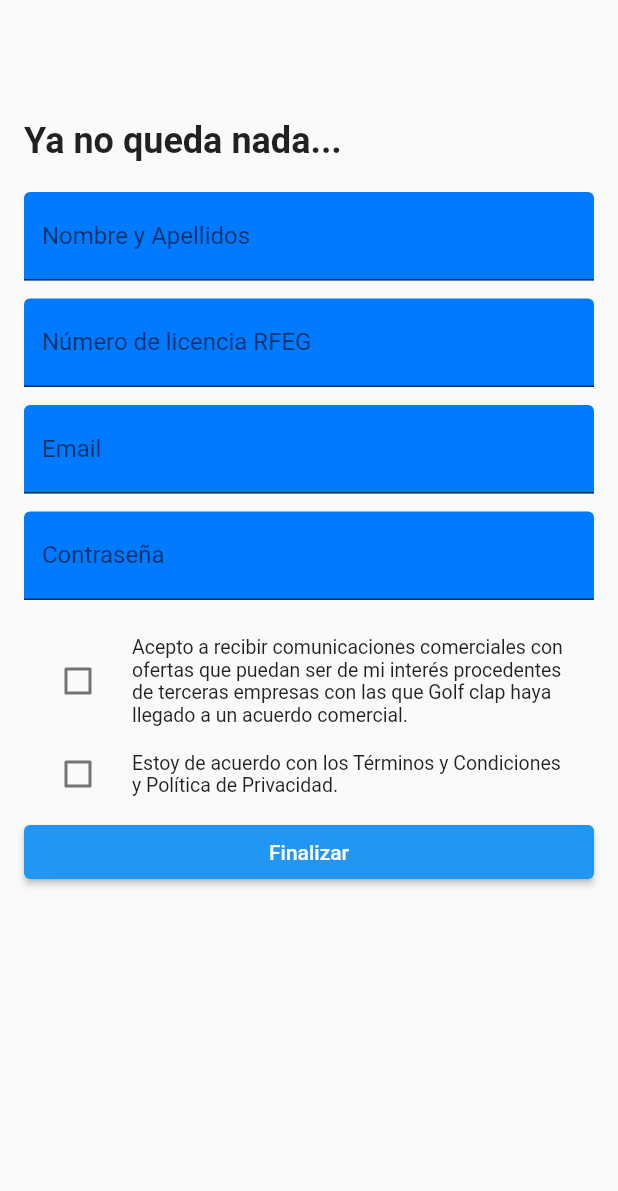
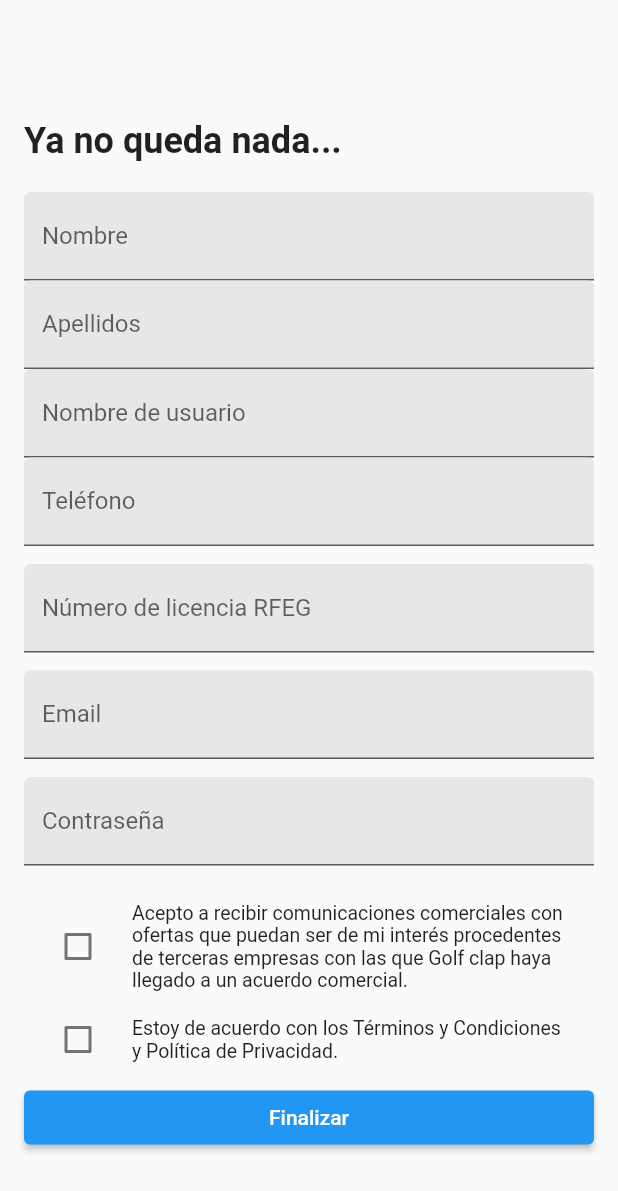
Before and after one commit to xusl98/my_app, a Flutter app: the RegisterScreen screen opened directly, after a tap on "Finalizar", on a phone screen of 412 x 824 dp. Shown: the top 1191 px of the screen. Run offline on Flutter 3.47's test engine with Material 2 defaults, Android fonts, the phone set to English and light mode, and no system bars; missing offline and left inert: flutter_config; network calls fail.

```diff
--- a/lib/resources/themeColors.dart
+++ b/lib/resources/themeColors.dart
@@ -1,6 +1,6 @@
 import 'package:flutter/material.dart';
 
 class ThemeColors {
-  static const Color textFieldBackgroundColor = Color(0xFF007AFF);
+  static const Color textFieldBackgroundColor = Color.fromRGBO(231, 231, 231, 1);
   static const Color buttonBackgroundColor = Colors.black;
 }
--- a/lib/screens/register.dart
+++ b/lib/screens/register.dart
@@ -2,6 +2,7 @@ import 'package:flutter/cupertino.dart';
 import 'package:flutter/material.dart';
 
 import '../resources/themeColors.dart';
+import '../services/userService.dart';
 
 class RegisterScreen extends StatefulWidget {
   @override
@@ -12,9 +13,18 @@ class _RegisterScreenState extends State<RegisterScreen> {
   bool checkedInfo = false;
   bool checkedTerms = false;
 
+  TextEditingController nameController = TextEditingController();
+  TextEditingController surnameController = TextEditingController();
+  TextEditingController userNameController = TextEditingController();
+  TextEditingController phoneController = TextEditingController();
+  TextEditingController licenseNumberController = TextEditingController();
+  TextEditingController emailController = TextEditingController();
+  TextEditingController passwordController = TextEditingController();
+
   @override
   Widget build(BuildContext context) {
-    return Scaffold( // Wrap RegisterScreen with Scaffold
+    return Scaffold(
+      // Wrap RegisterScreen with Scaffold
       body: Padding(
         padding: EdgeInsets.only(top: 80, bottom: 16, left: 16, right: 16),
         child: Column(
@@ -29,14 +39,40 @@ class _RegisterScreenState extends State<RegisterScreen> {
             ),
             SizedBox(height: 20),
             TextFormField(
+              controller: nameController,
               decoration: InputDecoration(
-                labelText: 'Nombre y Apellidos',
+                labelText: 'Nombre',
+                filled: true,
+                fillColor: ThemeColors.textFieldBackgroundColor,
+              ),
+            ),
+            TextFormField(
+              controller: surnameController,
+              decoration: InputDecoration(
+                labelText: 'Apellidos',
+                filled: true,
+                fillColor: ThemeColors.textFieldBackgroundColor,
+              ),
+            ),
+            TextFormField(
+              controller: userNameController,
+              decoration: InputDecoration(
+                labelText: 'Nombre de usuario',
+                filled: true,
+                fillColor: ThemeColors.textFieldBackgroundColor,
+              ),
+            ),
+            TextFormField(
+              controller: phoneController,
+              decoration: InputDecoration(
+                labelText: 'Teléfono',
                 filled: true,
                 fillColor: ThemeColors.textFieldBackgroundColor,
               ),
             ),
             SizedBox(height: 12),
             TextFormField(
+              controller: licenseNumberController,
               decoration: InputDecoration(
                 labelText: 'Número de licencia RFEG',
                 filled: true,
@@ -45,6 +81,7 @@ class _RegisterScreenState extends State<RegisterScreen> {
             ),
             SizedBox(height: 12),
             TextFormField(
+              controller: emailController,
               decoration: InputDecoration(
                 labelText: 'Email',
                 filled: true,
@@ -53,6 +90,7 @@ class _RegisterScreenState extends State<RegisterScreen> {
             ),
             SizedBox(height: 12),
             TextFormField(
+              controller: passwordController,
               decoration: InputDecoration(
                 labelText: 'Contraseña',
                 filled: true,
@@ -87,7 +125,31 @@ class _RegisterScreenState extends State<RegisterScreen> {
             ),
             ElevatedButton(
               onPressed: () {
-                // Acción a realizar al presionar el botón Finalizar
+                String name = nameController.text;
+                String surname = surnameController.text;
+                String userName = userNameController.text;
+                String licenseNumber = licenseNumberController.text;
+                String phone = phoneController.text;
+                String email = emailController.text;
+                String password = passwordController.text;
+
+                // Use the values as needed
+                // Example: Print the values
+                print('Name: $name');
+                print('Surname: $surname');
+                print('UserName: $userName');
+                print('License Number: $licenseNumber');
+                print('Email: $email');
+                print('Phone: $phone');
+                print('Password: $password');
+                print('Checked Info: $checkedInfo');
+                print('Checked Terms: $checkedTerms');
+                if (checkedTerms) {
+                  //TODO añadir selector de pais
+                  registerUser(name, surname, userName, licenseNumber, email, phone, password, "ES");
+                } else {
+                  //TODO tell user he has to accept the terms of use
+                }
               },
               child: Text('Finalizar'),
             ),
--- a/pubspec.yaml
+++ b/pubspec.yaml
@@ -35,6 +35,8 @@ dependencies:
   # The following adds the Cupertino Icons font to your application.
   # Use with the CupertinoIcons class for iOS style icons.
   cupertino_icons: ^1.0.2
+  http: ^1.0.0
+  flutter_config: ^2.0.0
 
 dev_dependencies:
   flutter_test:
```
Also changed, not shown: lib/main.dart (+27 -8 lines), lib/screens/login.dart (+99 -0 lines), lib/screens/welcome.dart (added, +62 -0 lines), lib/services/userService.dart (added, +55 -0 lines), pubspec.lock, 1 other file.
